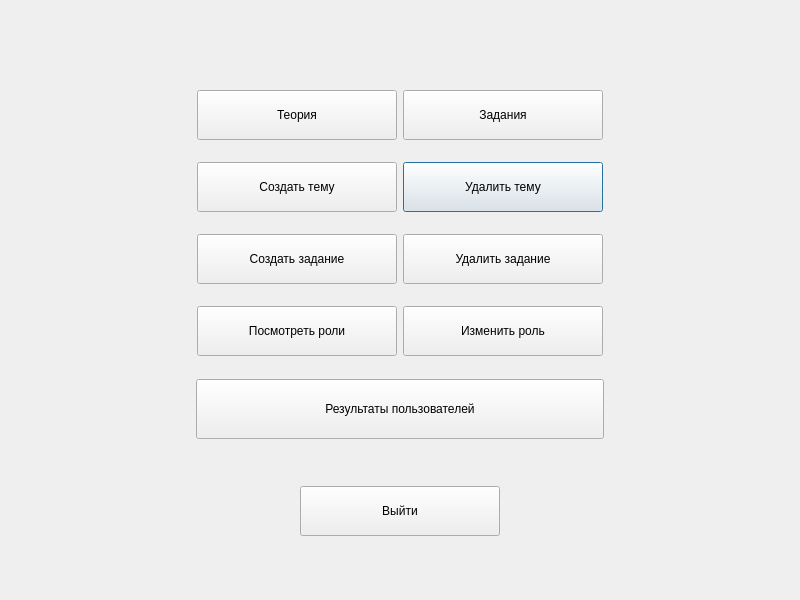
Qt form adminwindow.ui (icspero/3-semester-CourseWork_Client) before a commit.
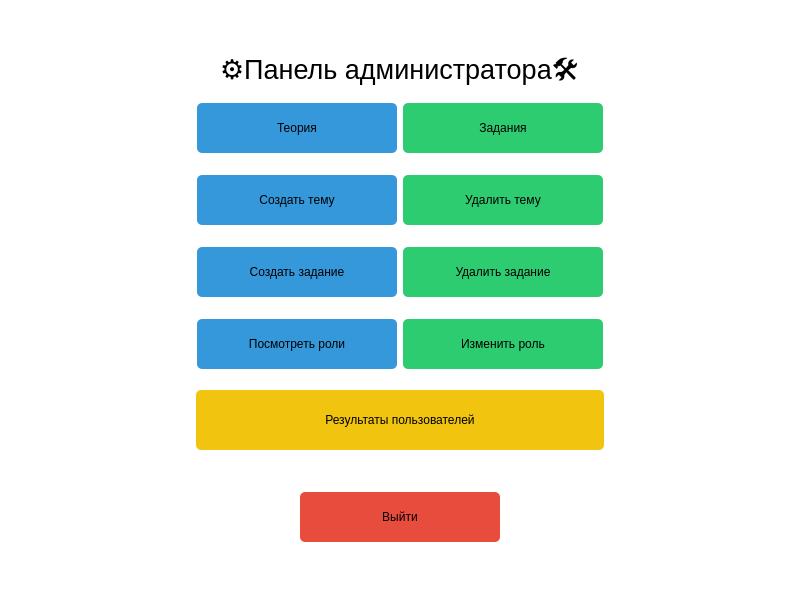
The same form after that commit.

The edit to the form file:
```diff
--- a/adminwindow.ui
+++ b/adminwindow.ui
@@ -7,12 +7,15 @@
     <x>0</x>
     <y>0</y>
     <width>800</width>
-    <height>600</height>
+    <height>604</height>
    </rect>
   </property>
   <property name="windowTitle">
    <string>Меню администратора</string>
   </property>
+  <property name="styleSheet">
+   <string notr="true">background-color: #ffffff;</string>
+  </property>
   <layout class="QVBoxLayout" name="verticalLayout">
    <item>
     <spacer name="verticalSpacer_3">
@@ -25,7 +28,7 @@
      <property name="sizeHint" stdset="0">
       <size>
        <width>20</width>
-       <height>70</height>
+       <height>30</height>
       </size>
      </property>
     </spacer>
@@ -33,6 +36,21 @@
    <item alignment="Qt::AlignHCenter|Qt::AlignVCenter">
     <widget class="QWidget" name="widget" native="true">
      <layout class="QVBoxLayout" name="verticalLayout_2">
+      <item alignment="Qt::AlignHCenter|Qt::AlignVCenter">
+       <widget class="QLabel" name="label">
+        <property name="font">
+         <font>
+          <pointsize>20</pointsize>
+         </font>
+        </property>
+        <property name="styleSheet">
+         <string notr="true">color: black;</string>
+        </property>
+        <property name="text">
+         <string>⚙️Панель администратора🛠️</string>
+        </property>
+       </widget>
+      </item>
       <item>
        <layout class="QFormLayout" name="formLayout">
         <item row="5" column="1">
@@ -49,6 +67,17 @@
             <height>50</height>
            </size>
           </property>
+          <property name="styleSheet">
+           <string notr="true">QPushButton {
+    background-color: #2ecc71;
+    color: black;              
+    border-radius: 5px;
+}
+QPushButton:hover {
+    background-color: #27ae60;
+}
+</string>
+          </property>
           <property name="text">
            <string>Удалить тему</string>
           </property>
@@ -68,6 +97,16 @@
             <height>50</height>
            </size>
           </property>
+          <property name="styleSheet">
+           <string notr="true">QPushButton {
+    background-color: #3498db; 
+    color: black;           
+    border-radius: 5px;
+}
+QPushButton:hover {
+    background-color: #2980b9;
+}</string>
+          </property>
           <property name="text">
            <string>Создать задание</string>
           </property>
@@ -87,6 +126,17 @@
             <height>50</height>
            </size>
           </property>
+          <property name="styleSheet">
+           <string notr="true">QPushButton {
+    background-color: #2ecc71;
+    color: black;              
+    border-radius: 5px;
+}
+QPushButton:hover {
+    background-color: #27ae60;
+}
+</string>
+          </property>
           <property name="text">
            <string>Удалить задание</string>
           </property>
@@ -106,6 +156,16 @@
             <height>50</height>
            </size>
           </property>
+          <property name="styleSheet">
+           <string notr="true">QPushButton {
+    background-color: #3498db; 
+    color: black;           
+    border-radius: 5px;
+}
+QPushButton:hover {
+    background-color: #2980b9;
+}</string>
+          </property>
           <property name="text">
            <string>Посмотреть роли</string>
           </property>
@@ -125,6 +185,17 @@
             <height>50</height>
            </size>
           </property>
+          <property name="styleSheet">
+           <string notr="true">QPushButton {
+    background-color: #2ecc71;
+    color: black;              
+    border-radius: 5px;
+}
+QPushButton:hover {
+    background-color: #27ae60;
+}
+</string>
+          </property>
           <property name="text">
            <string>Изменить роль</string>
           </property>
@@ -176,6 +247,16 @@
             <height>50</height>
            </size>
           </property>
+          <property name="styleSheet">
+           <string notr="true">QPushButton {
+    background-color: #3498db; 
+    color: black;           
+    border-radius: 5px;
+}
+QPushButton:hover {
+    background-color: #2980b9;
+}</string>
+          </property>
           <property name="text">
            <string>Создать тему</string>
           </property>
@@ -195,6 +276,16 @@
             <height>50</height>
            </size>
           </property>
+          <property name="styleSheet">
+           <string notr="true">QPushButton {
+    background-color: #3498db; 
+    color: black;           
+    border-radius: 5px;
+}
+QPushButton:hover {
+    background-color: #2980b9;
+}</string>
+          </property>
           <property name="text">
            <string>Теория</string>
           </property>
@@ -230,6 +321,17 @@
             <height>50</height>
            </size>
           </property>
+          <property name="styleSheet">
+           <string notr="true">QPushButton {
+    background-color: #2ecc71;
+    color: black;              
+    border-radius: 5px;
+}
+QPushButton:hover {
+    background-color: #27ae60;
+}
+</string>
+          </property>
           <property name="text">
            <string>Задания</string>
           </property>
@@ -254,6 +356,17 @@
        <height>60</height>
       </size>
      </property>
+     <property name="styleSheet">
+      <string notr="true">QPushButton {
+    background-color: #f1c40f; 
+    color: black;               
+    border-radius: 5px;      
+}
+QPushButton:hover {
+    background-color: #d4ac0d; 
+}
+</string>
+     </property>
      <property name="text">
       <string>Результаты пользователей</string>
      </property>
@@ -289,6 +402,16 @@
        <height>50</height>
       </size>
      </property>
+     <property name="styleSheet">
+      <string notr="true">QPushButton {
+    background-color: #e74c3c; 
+    color: black;               
+    border-radius: 5px;      
+}
+QPushButton:hover {
+    background-color: #c0392b; 
+}</string>
+     </property>
      <property name="text">
       <string>Выйти</string>
      </property>
```
